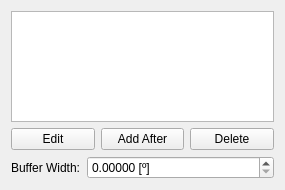
The window that resources/LineWidget.ui (MichalVlasak/OSMViewer) describes before a commit, drawn with Qt 5.
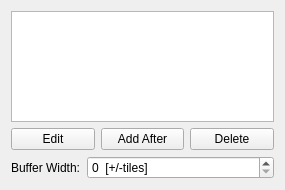
The same window after the commit.

Patch:
```diff
--- a/resources/LineWidget.ui
+++ b/resources/LineWidget.ui
@@ -65,15 +65,12 @@
       </widget>
      </item>
      <item>
-      <widget class="QDoubleSpinBox" name="bufferWidth">
+      <widget class="QSpinBox" name="bufferWidth">
        <property name="suffix">
-        <string> [º]</string>
-       </property>
-       <property name="decimals">
-        <number>5</number>
+        <string>  [+/-tiles]</string>
        </property>
        <property name="maximum">
-        <double>90.000000000000000</double>
+        <number>9999</number>
        </property>
       </widget>
      </item>
```
